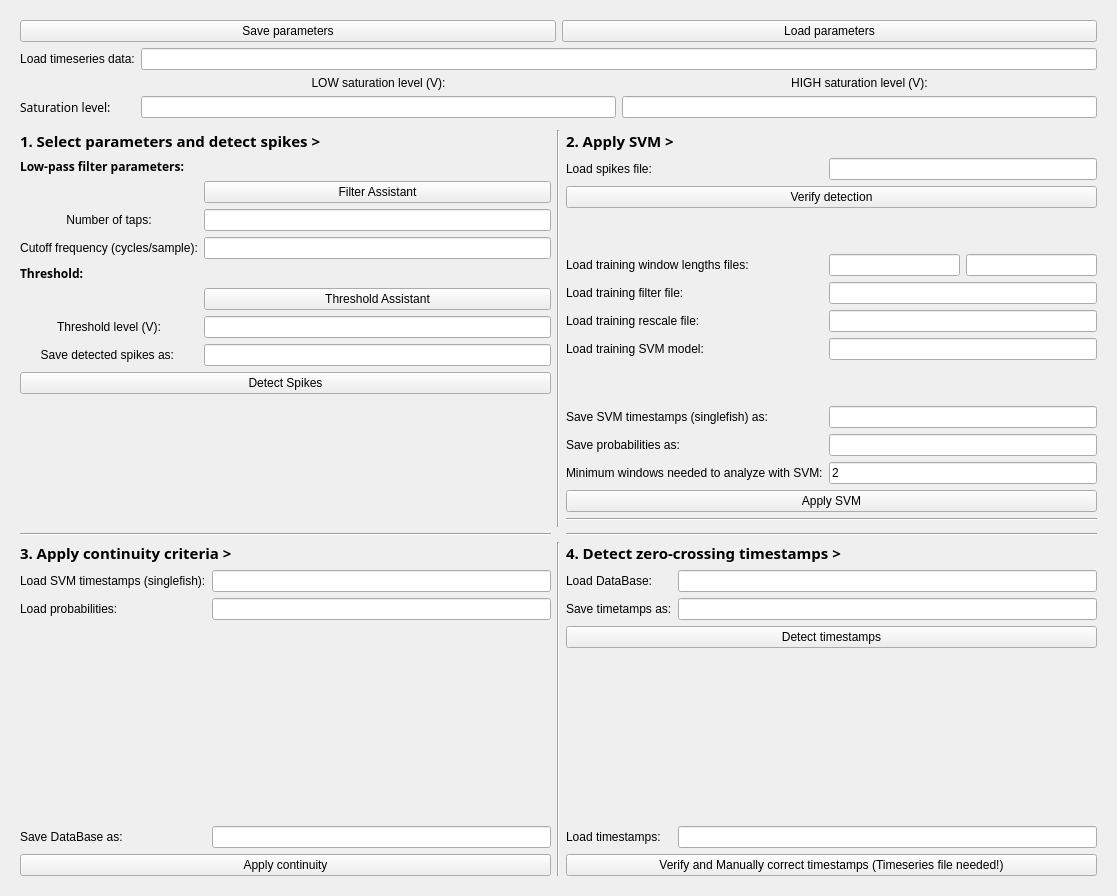
Old version of the form gui/discriminate_interface.ui in the repository neurobiofisica/gymnotools.
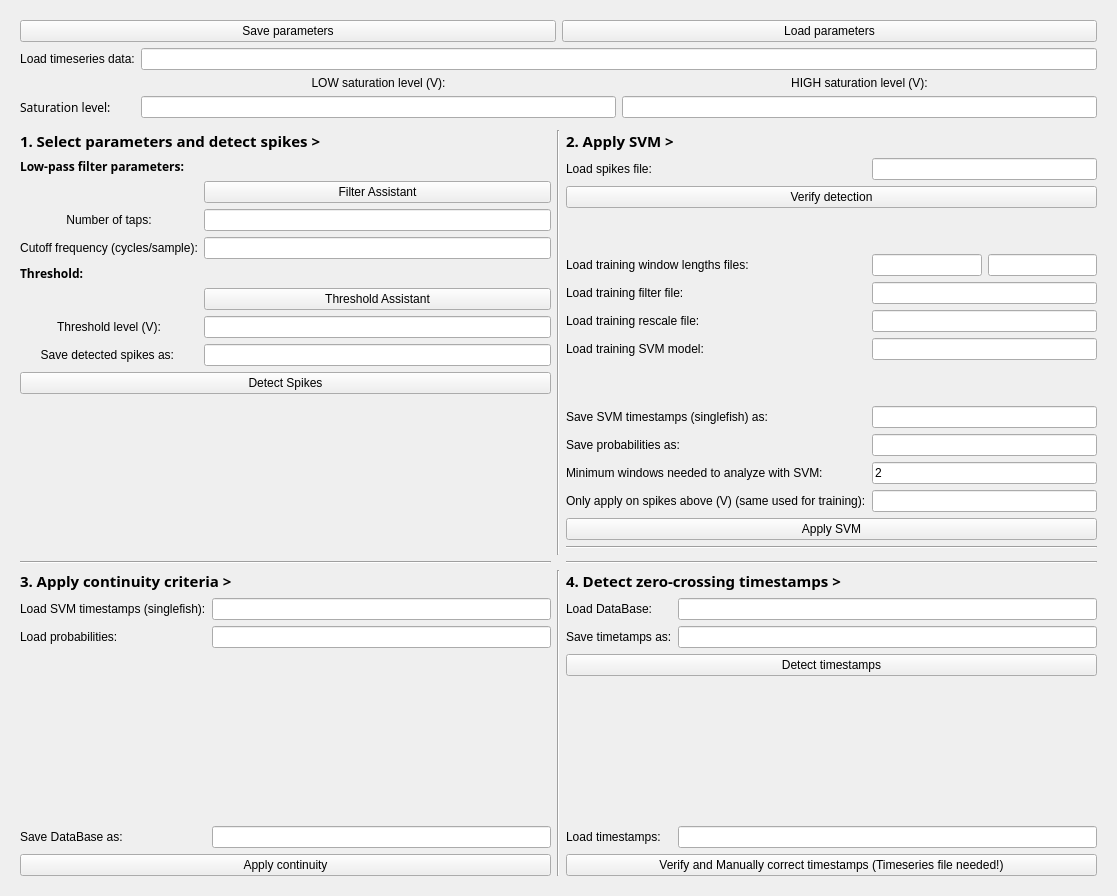
New version of the form. Icons and pictures are not drawn. Custom widgets are drawn as their Qt base class.

Commit message: Adicionado parametro onlyAbove na interface de discriminação

```diff
--- a/gui/discriminate_interface.ui
+++ b/gui/discriminate_interface.ui
@@ -177,7 +177,7 @@
              </property>
             </spacer>
            </item>
-           <item row="11" column="0" colspan="3">
+           <item row="12" column="0" colspan="3">
             <widget class="QPushButton" name="applySVMBut">
              <property name="text">
               <string>Apply SVM</string>
@@ -201,6 +201,16 @@
              </property>
             </widget>
            </item>
+           <item row="11" column="0">
+            <widget class="QLabel" name="onlyAboveLabel">
+             <property name="text">
+              <string>Only apply on spikes above (V) (same used for training):</string>
+             </property>
+            </widget>
+           </item>
+           <item row="11" column="1" colspan="2">
+            <widget class="QLineEdit" name="onlyAboveLineEdit"/>
+           </item>
           </layout>
          </item>
         </layout>
```
Left out of the diff: 32 changed lines with no effect on the pictures. The commit also changes 2 other files.
